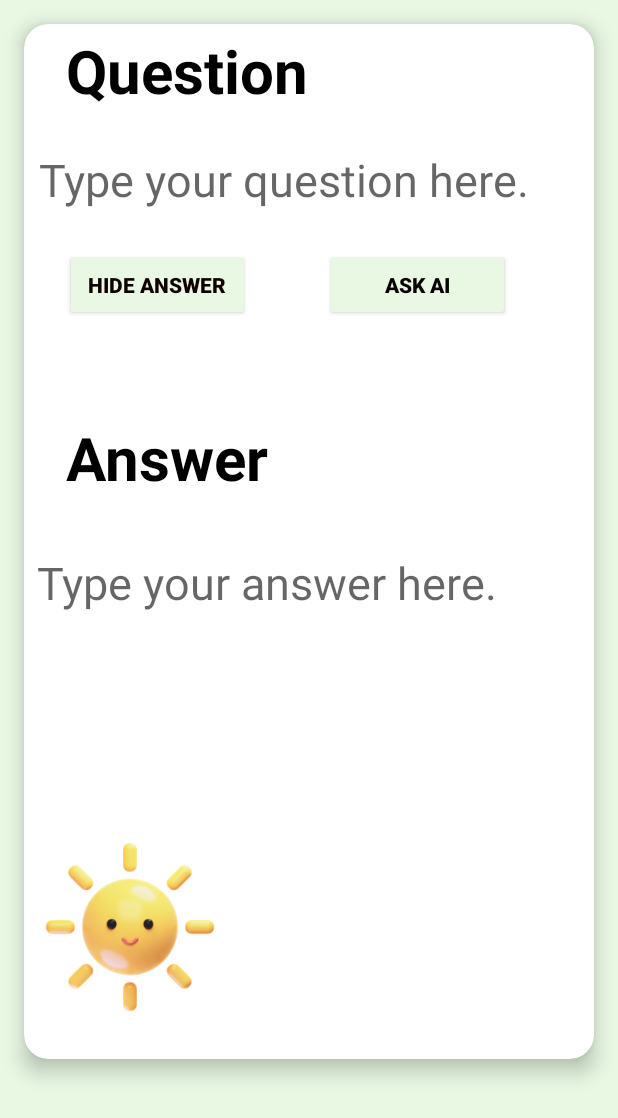
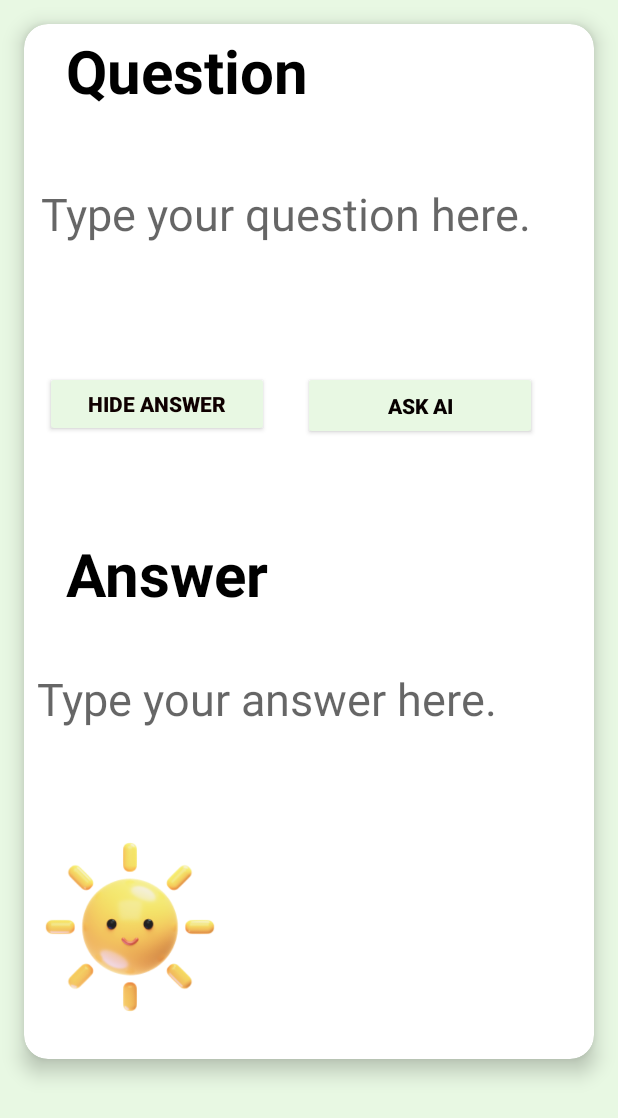
Before and after one commit to Yee-Millennium/Memora, an Android app: the layout activity_question.xml on its own in the app's theme, with its tools: preview values and no code run, on a phone screen of 412 x 824 dp. Shown: the top 1118 px of the screen. Run offline under Robolectric (Android 15) with nearby library versions, the phone set to English and light mode, and no system bars.

Commit message:
background question3

```diff
--- a/app/src/main/res/layout/activity_question.xml
+++ b/app/src/main/res/layout/activity_question.xml
@@ -75,8 +75,8 @@
 
             <TextView
                 android:id="@+id/question_text_view"
-                android:layout_width="335dp"
-                android:layout_height="60dp"
+                android:layout_width="333dp"
+                android:layout_height="105dp"
                 android:layout_marginStart="16dp"
                 android:layout_marginTop="16dp"
                 android:layout_marginEnd="16dp"
@@ -89,38 +89,39 @@
                 app:layout_constraintTop_toBottomOf="@id/question_label_text_view" />
 
             <!-- 显示/隐藏答案按钮 -->
+
+            <!-- 答案标题 -->
             <Button
                 android:id="@+id/answer_button"
-                android:layout_width="123dp"
-                android:layout_height="48dp"
-                android:layout_marginTop="16dp"
+                android:layout_width="149dp"
+                android:layout_height="44dp"
+                android:layout_marginTop="52dp"
                 android:backgroundTint="#E8F8E3"
                 android:text="@string/hide_answer"
                 android:textColor="#0F0000"
                 android:textStyle="bold"
                 app:layout_constraintEnd_toEndOf="parent"
-                app:layout_constraintHorizontal_bias="0.117"
+                app:layout_constraintHorizontal_bias="0.068"
                 app:layout_constraintStart_toStartOf="parent"
                 app:layout_constraintTop_toBottomOf="@id/question_text_view" />
 
             <!-- 答案标题 -->
+
+            <!-- 答案文本 -->
+
             <Button
                 android:id="@+id/ask_ai_button"
-                android:layout_width="123dp"
-                android:layout_height="48dp"
-                android:layout_marginTop="16dp"
+                android:layout_width="156dp"
+                android:layout_height="46dp"
+                android:layout_marginTop="52dp"
                 android:backgroundTint="#E8F8E3"
                 android:text="Ask AI"
                 android:textColor="#070000"
                 android:textStyle="bold"
                 app:layout_constraintEnd_toEndOf="parent"
-                app:layout_constraintHorizontal_bias="0.611"
+                app:layout_constraintHorizontal_bias="0.627"
                 app:layout_constraintStart_toEndOf="@id/answer_button"
                 app:layout_constraintTop_toBottomOf="@id/question_text_view" />
-
-            <!-- 答案标题 -->
-
-            <!-- 答案文本 -->
 
             <TextView
                 android:id="@+id/answer_label_text_view"
@@ -138,7 +139,7 @@
             <TextView
                 android:id="@+id/answer_text_view"
                 android:layout_width="337dp"
-                android:layout_height="67dp"
+                android:layout_height="98dp"
                 android:layout_marginTop="36dp"
                 android:hint="Type your answer here."
                 android:textColor="#000000"
```
